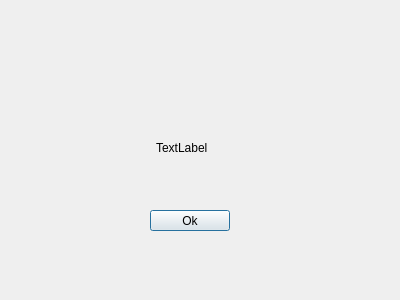
PartaJere/Titta-ja-Jere, file Game/windows/gameendedwindow.ui: the form before one commit.
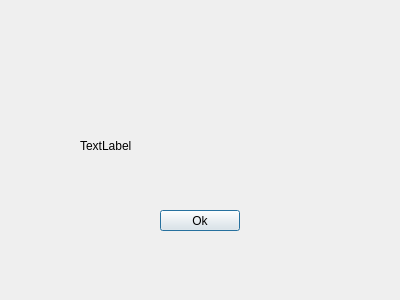
The form after the commit.

```diff
--- a/Game/windows/gameendedwindow.ui
+++ b/Game/windows/gameendedwindow.ui
@@ -16,9 +16,9 @@
   <widget class="QLabel" name="gameEndReason">
    <property name="geometry">
     <rect>
-     <x>156</x>
-     <y>92</y>
-     <width>111</width>
+     <x>80</x>
+     <y>90</y>
+     <width>231</width>
      <height>111</height>
     </rect>
    </property>
@@ -29,7 +29,7 @@
   <widget class="QPushButton" name="pushButton">
    <property name="geometry">
     <rect>
-     <x>150</x>
+     <x>160</x>
      <y>210</y>
      <width>80</width>
      <height>21</height>
```
